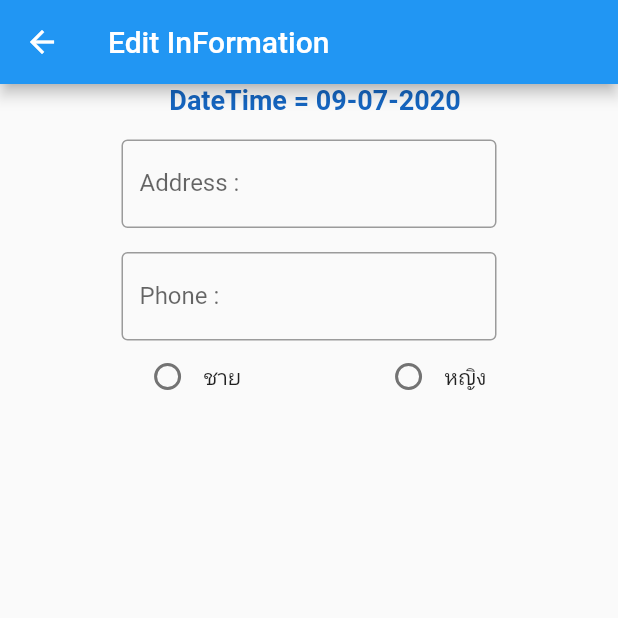
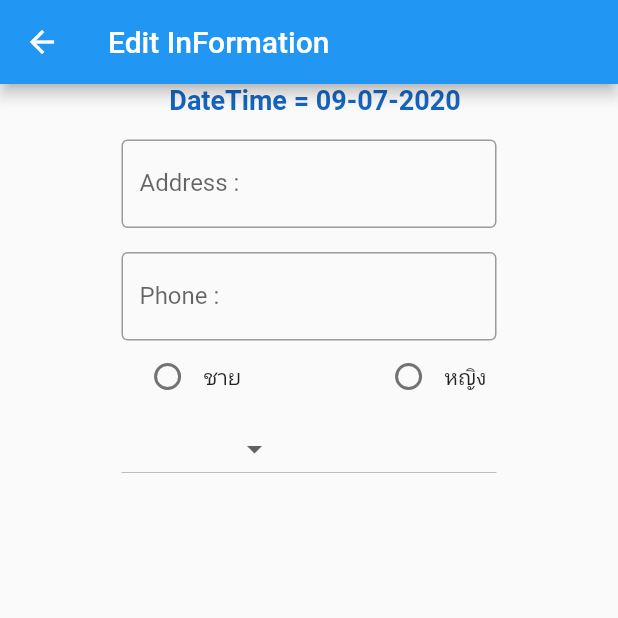
Before and after one commit to mongpraneet/Manatrci, a Flutter app: the EditInfoShop screen opened directly, on a phone screen of 412 x 824 dp, the top half of it. Run offline on Flutter 3.47's test engine with Material 2 defaults, Android fonts, the phone set to English and light mode, and no system bars; our stand-ins replace dio, shared_preferences; accounts and stored records are empty; statements that could not run were skipped.

Commit message:
update 9.50

```diff
--- a/lib/page/edit_info_shoup.dart
+++ b/lib/page/edit_info_shoup.dart
@@ -1,6 +1,7 @@
 import 'package:flutter/material.dart';
 import 'package:intl/intl.dart';
 import 'package:ohrci/models/user_model.dart';
+import 'package:ohrci/utility/my_constant.dart';
 import 'package:ohrci/utility/my_style.dart';
 
 class EditInfoShop extends StatefulWidget {
@@ -14,6 +15,7 @@ class EditInfoShop extends StatefulWidget {
 class _EditInfoShopState extends State<EditInfoShop> {
   UserModel userModel;
   String dateTimeString, gender, educateString, address, phone, id;
+  List<String> educate;
 
   @override
   void initState() {
@@ -25,6 +27,8 @@ class _EditInfoShopState extends State<EditInfoShop> {
     address = userModel.address;
     phone = userModel.phone;
     id = userModel.id;
+
+    educate = MyConstant().educate;
 
     findCurrentTime();
   }
@@ -49,11 +53,32 @@ class _EditInfoShopState extends State<EditInfoShop> {
             addressForm(),
             phoneForm(),
             genderGroup(),
+            eductionDropdown(),
           ],
         ),
       ),
     );
   }
+
+  Container eductionDropdown() => Container(
+        width: 250,
+        child: DropdownButton<String>(
+          value: educateString,
+          items: educate
+              .map(
+                (e) => DropdownMenuItem(
+                  child: Text(e),
+                  value: e,
+                ),
+              )
+              .toList(),
+          onChanged: (value) {
+            setState(() {
+              educateString = value;
+            });
+          },
+        ),
+      );
 
   Container genderGroup() => Container(
           child: Row(
--- a/lib/utility/my_constant.dart
+++ b/lib/utility/my_constant.dart
@@ -1,5 +1,15 @@
 class MyConstant {
   String domain = 'https://e8e82fd50239.ngrok.io';
+
+
+   List<String> educate = [
+    'ต่ำกว่า ป.6',
+    'มัธยมต้น',
+    'มัธยมปลาย',
+    'ป.ตรี',
+    'ป.โท',
+    'ป.เอก'
+  ];
 
   MyConstant();
 
```
Also changed, not shown: lib/page/add_info_shop.dart (+7 -11 lines).
